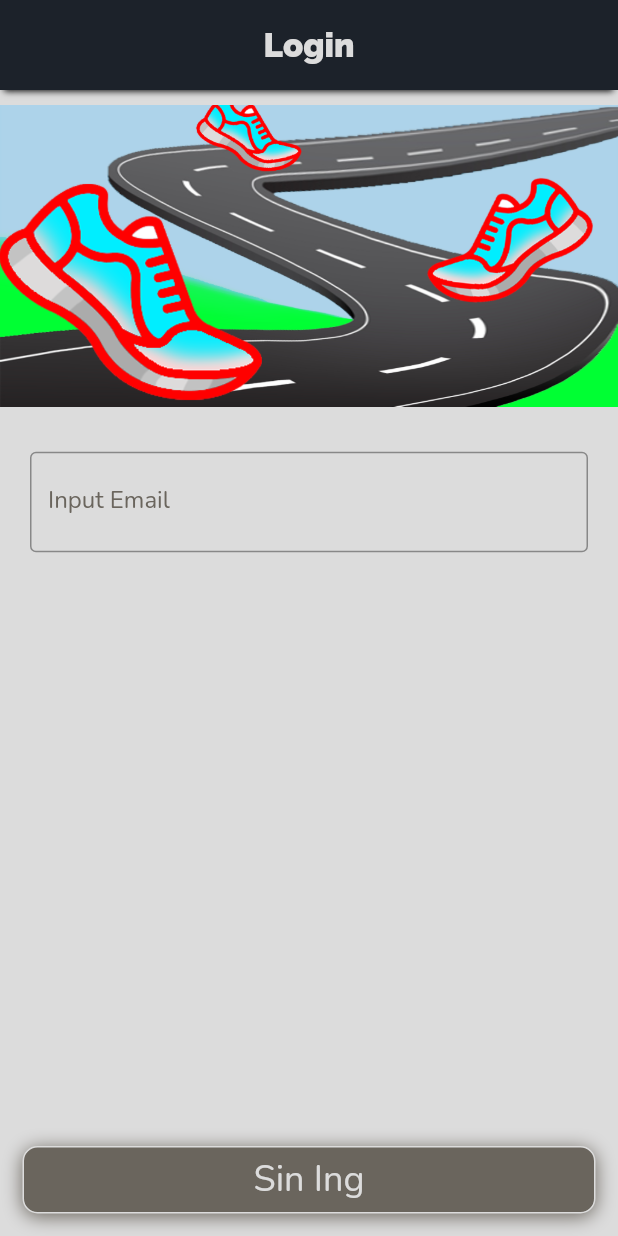
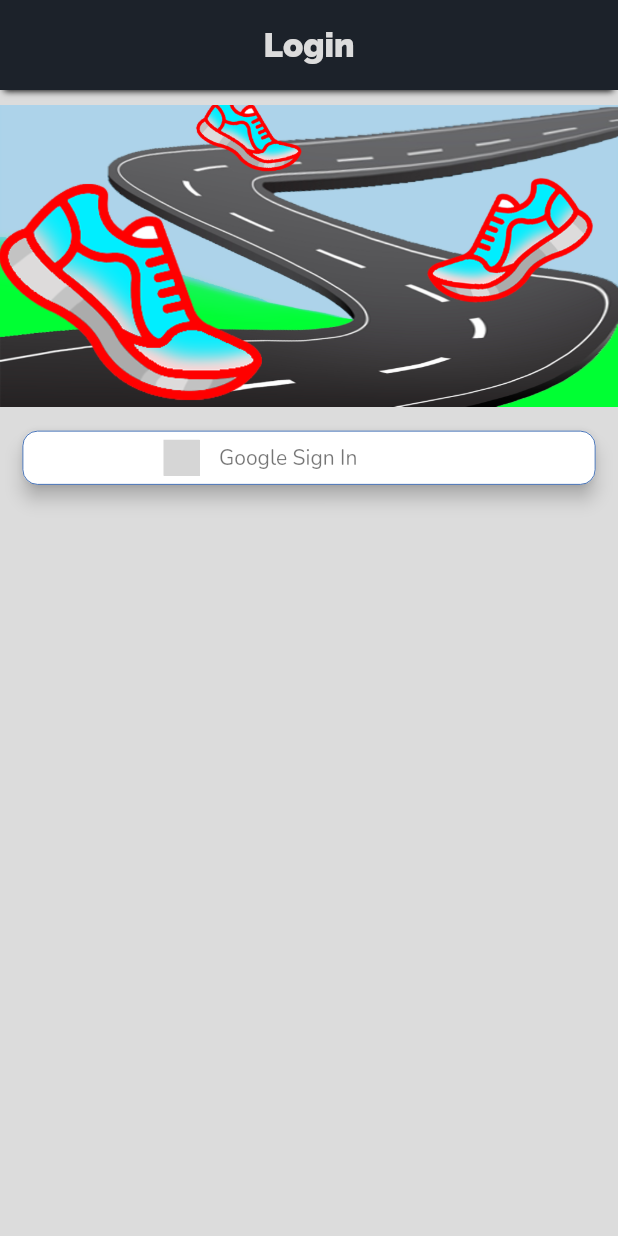
Before and after one commit to Okladnoj/okji_sponsor, a Flutter app: the screen it shows after launch, on a phone screen of 412 x 824 dp. Run offline on Flutter 3.47's test engine with Material 2 defaults, Android fonts, the phone set to English and light mode, and no system bars; our stand-ins replace dio, firebase_auth, firebase_core, flutter_signin_button, freezed_annotation, google_sign_in and 2 more; accounts and stored records are empty; grey boxes are pictures that could not be loaded.

Commit message:
add sign In

```diff
--- a/assets/langs/en.json
+++ b/assets/langs/en.json
@@ -1,6 +1,7 @@
 {
   "inputEmail": "Input Email",
   "input": "Sin Ing",
+  "singInGoogle": "Google Sign In",
   "login": "Login",
   "listTruck": "List Truck",
   "session": "Opened session",
--- a/assets/langs/ru.json
+++ b/assets/langs/ru.json
@@ -1,7 +1,8 @@
 {
   "inputEmail": "Введите Email",
   "input": "Войти",
-  "login": "Логин",
+  "singInGoogle": "Вход через Google",
+  "login": "Вход",
   "listTruck": "Список сессий",
   "session": "Открытая сессия",
   "settings": "Настройки",
--- a/lib/modules/login/p_login.dart
+++ b/lib/modules/login/p_login.dart
@@ -1,3 +1,6 @@
+import 'package:flutter_signin_button/button_list.dart';
+import 'package:flutter_signin_button/button_view.dart';
+
 import '../../../services/settings.dart';
 
 import 'i_login.dart';
@@ -42,13 +45,13 @@ class LoginPState extends State<LoginP> with ErrorHandlerState {
         return ScreenFormer(
           streamLoadingStatus: _interactor.observerLoading,
           titleActions: _buildTitle(),
-            floatingButton: _buildButtonSendReport(),
           children: [
             _buildLogo(),
-              _buildEmailInput(),
+            _buildButtonSendReport(),
           ],
         );
-        });
+      },
+    );
   }
 
   Widget _buildTitle() {
@@ -62,42 +65,19 @@ class LoginPState extends State<LoginP> with ErrorHandlerState {
     );
   }
 
-  Widget _buildEmailInput() {
+  Widget _buildButtonSendReport() {
     return Padding(
-      padding: const EdgeInsets.all(20),
-      child: TextFormDesign(
-        controller: _controller,
-        hintText: 'your_email@site.com',
-        labelText: Strings.text.inputEmail,
+      padding: const EdgeInsets.symmetric(horizontal: 15),
+      child: SignInButton(
+        Buttons.Google,
+        elevation: 5,
+        shape: RoundedRectangleBorder(
+          side: BorderSide(color: Colors.blue.shade900, width: 0.5),
+          borderRadius: BorderRadius.circular(10),
         ),
-    );
-  }
-
-  Widget _buildButtonSendReport() {
-    final isSave = _modelUI?.isConfirm ?? false;
-
-    return Padding(
-      padding: const EdgeInsets.symmetric(horizontal: 15, vertical: 15),
-      child: InkCustomSimple(
-        onTap: isSave ? () => _interactor.onSingIn() : null,
-        child: Container(
-          alignment: const Alignment(0, 0),
+        text: Strings.text.singInGoogle,
+        onPressed: _interactor.signInWithGoogle,
         padding: const EdgeInsets.symmetric(vertical: 5),
-          decoration: DesignStyles.buttonDecoration(
-            blurRadius: 10,
-            borderRadius: 10,
-            offset: const Offset(0, 2),
-            colorBoxShadow: isSave ? DesignStyles.colorDark : DesignStyles.colorMiddle,
-            color: isSave ? DesignStyles.colorDark : DesignStyles.colorMiddle,
-          ),
-          child: Text(
-            Strings.text.input,
-            style: DesignStyles.textCustom(
-              fontSize: 24,
-              color: DesignStyles.colorLight,
-            ),
-          ),
-        ),
       ),
     );
   }
--- a/lib/services/initialization_app/app_init.dart
+++ b/lib/services/initialization_app/app_init.dart
@@ -1,3 +1,5 @@
+import 'package:firebase_core/firebase_core.dart';
+
 import '../localization/localization_repo.dart';
 
 import '../settings.dart';
@@ -7,6 +9,7 @@ import 'themes_init.dart';
 class AppInit {
   static Future<void> init() async {
     WidgetsFlutterBinding.ensureInitialized();
+    await Firebase.initializeApp();
     await AppPreference.init();
     await ThemesInit.init();
     final lS = await LocaleRepository.instance.loadLocale();
--- a/lib/services/initialization_app/app_preference.dart
+++ b/lib/services/initialization_app/app_preference.dart
@@ -4,8 +4,6 @@ class AppPreference {
   static bool isIntoApp = false;
   static String token = '';
   static const baseUrl = 'https://taptap.phish.xlab13.com/';
-  static const _baseSocketUrl = 'wss://taptap.phish.xlab13.com/';
-  static String socketUrl(String code) => _baseSocketUrl + code;
   static Future<void> init() async {
     await _getLoginStatus();
     await _getToken();
--- a/lib/services/localization/app_localization.dart
+++ b/lib/services/localization/app_localization.dart
@@ -16,6 +16,7 @@ class Strings {
 
   String get inputEmail => _getText('inputEmail');
   String get input => _getText('input');
+  String get singInGoogle => _getText('singInGoogle');
   String get login => _getText('login');
   String get listTruck => _getText('listTruck');
   String get session => _getText('session');
--- a/pubspec.yaml
+++ b/pubspec.yaml
@@ -21,6 +21,8 @@ dependencies:
   firebase_core: ^1.10.0
   firebase_auth: ^3.2.0
   cloud_firestore: ^3.1.0
+  google_sign_in: ^5.2.1
+  flutter_signin_button: ^2.0.0
 
 dev_dependencies:
   flutter_test:
```
Also changed, not shown: analysis_options.yaml (+7 -0 lines), lib/modules/login/domain/login_api.dart (+12 -25 lines), lib/modules/login/i_login.dart (+9 -6 lines), lib/modules/app/truck/models/truck_model.freezed.dart, lib/modules/app/truck/models/truck_model.g.dart, lib/modules/login/models/login_model.freezed.dart, lib/modules/login/models/login_model.g.dart, pubspec.lock, 8 other files. Lines whose indentation alone changed are shown as unchanged.
